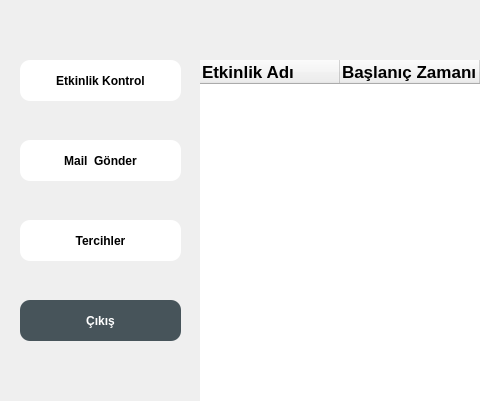
This is admin_control_menu.ui in yhtyyar94/Python-Module-Week7 as Qt 5 draws it before an edit; both pictures show x 0 to 480 and y 110 to 511 of the 800 by 600 pixel window. The edited form follows.
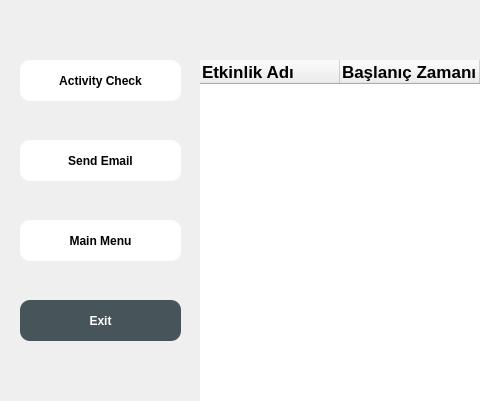
This is the edited form. Icons and pictures are not drawn.

Patch:
```diff
--- a/admin_control_menu.ui
+++ b/admin_control_menu.ui
@@ -61,7 +61,7 @@
 }</string>
     </property>
     <property name="text">
-     <string>Etkinlik Kontrol</string>
+     <string>Activity Check</string>
     </property>
    </widget>
    <widget class="QPushButton" name="cikis">
@@ -89,7 +89,7 @@
 }</string>
     </property>
     <property name="text">
-     <string>Çıkış</string>
+     <string>Exit</string>
     </property>
    </widget>
    <widget class="QTableWidget" name="tableWidget">
@@ -217,7 +217,7 @@
 }</string>
     </property>
     <property name="text">
-     <string>Mail  Gönder</string>
+     <string>Send Email</string>
     </property>
    </widget>
    <widget class="QPushButton" name="tercihler">
@@ -244,7 +244,7 @@
 }</string>
     </property>
     <property name="text">
-     <string>Tercihler</string>
+     <string>Main Menu</string>
     </property>
    </widget>
   </widget>
```
Left out of the diff: 8 changed lines with no effect on the pictures.
